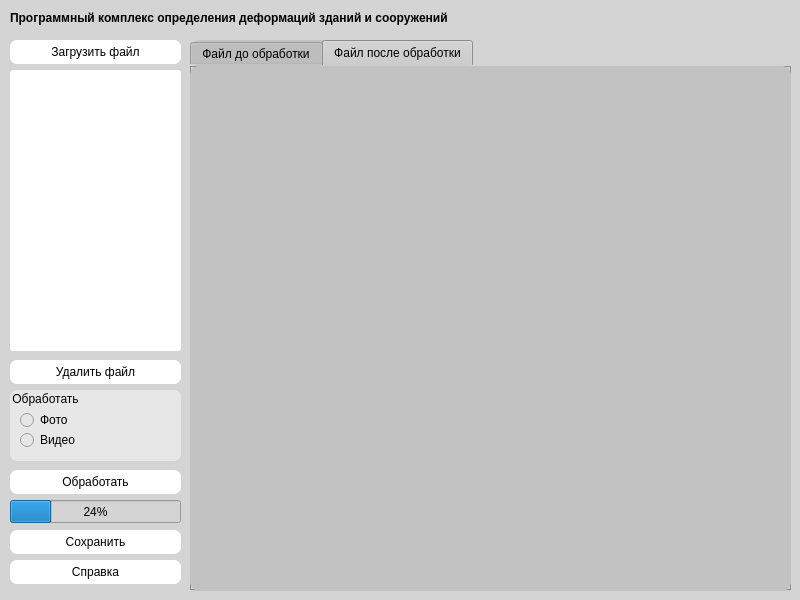
Old version of the form form.ui in the repository Playmishka/treshina.
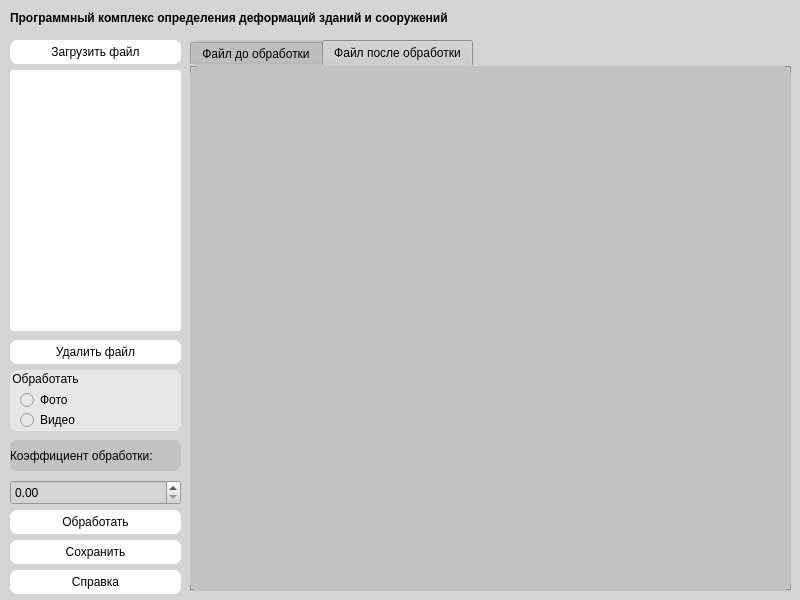
New version of the form.

Diff of the .ui file:
```diff
--- a/form.ui
+++ b/form.ui
@@ -21,7 +21,7 @@
    <property name="geometry">
     <rect>
      <x>10</x>
-     <y>360</y>
+     <y>340</y>
      <width>171</width>
      <height>24</height>
     </rect>
@@ -40,9 +40,9 @@
    <property name="geometry">
     <rect>
      <x>10</x>
-     <y>390</y>
+     <y>370</y>
      <width>171</width>
-     <height>71</height>
+     <height>61</height>
     </rect>
    </property>
    <property name="styleSheet">
@@ -84,7 +84,7 @@
    <property name="geometry">
     <rect>
      <x>10</x>
-     <y>470</y>
+     <y>510</y>
      <width>171</width>
      <height>24</height>
     </rect>
@@ -127,27 +127,11 @@
     </attribute>
    </widget>
   </widget>
-  <widget class="QProgressBar" name="progressBar">
-   <property name="geometry">
-    <rect>
-     <x>10</x>
-     <y>500</y>
-     <width>171</width>
-     <height>23</height>
-    </rect>
-   </property>
-   <property name="styleSheet">
-    <string notr="true"/>
-   </property>
-   <property name="value">
-    <number>24</number>
-   </property>
-  </widget>
   <widget class="QPushButton" name="HelpHelp">
    <property name="geometry">
     <rect>
      <x>10</x>
-     <y>560</y>
+     <y>570</y>
      <width>171</width>
      <height>24</height>
     </rect>
@@ -167,7 +151,7 @@
    <property name="geometry">
     <rect>
      <x>10</x>
-     <y>530</y>
+     <y>540</y>
      <width>171</width>
      <height>24</height>
     </rect>
@@ -188,7 +172,7 @@
      <x>10</x>
      <y>70</y>
      <width>171</width>
-     <height>281</height>
+     <height>261</height>
     </rect>
    </property>
    <property name="styleSheet">
@@ -234,6 +218,35 @@
     <string>Программный комплекс определения деформаций зданий и сооружений </string>
    </property>
   </widget>
+  <widget class="QDoubleSpinBox" name="doubleSpinBox">
+   <property name="geometry">
+    <rect>
+     <x>10</x>
+     <y>480</y>
+     <width>171</width>
+     <height>25</height>
+    </rect>
+   </property>
+  </widget>
+  <widget class="QLabel" name="label_2">
+   <property name="geometry">
+    <rect>
+     <x>10</x>
+     <y>440</y>
+     <width>171</width>
+     <height>31</height>
+    </rect>
+   </property>
+   <property name="styleSheet">
+    <string notr="true">background-color: rgb(194, 194, 194);
+font: 700 10pt &quot;Perpetua Titling MT&quot;;
+border-radius: 7px;
+</string>
+   </property>
+   <property name="text">
+    <string>Коэффициент обработки:</string>
+   </property>
+  </widget>
  </widget>
  <resources/>
  <connections/>
```
